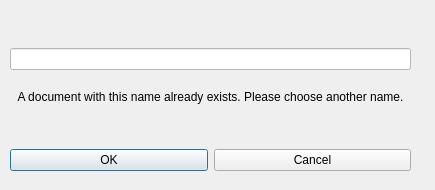
Old version of the form client/ChooseName.ui in the repository anphetamina/CoText.
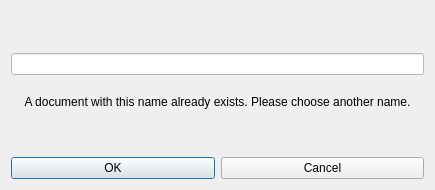
New version of the form.

What changed in the file:
```diff
--- a/client/ChooseName.ui
+++ b/client/ChooseName.ui
@@ -34,15 +34,8 @@
   <property name="styleSheet">
    <string notr="true">QLineEdit{ background-color: white;} </string>
   </property>
-  <widget class="QWidget" name="verticalLayoutWidget">
-   <property name="geometry">
-    <rect>
-     <x>10</x>
-     <y>10</y>
-     <width>401</width>
-     <height>161</height>
-    </rect>
-   </property>
+  <layout class="QGridLayout" name="gridLayout">
+   <item row="0" column="0">
    <layout class="QVBoxLayout" name="verticalLayout">
     <item>
      <spacer name="verticalSpacer">
@@ -109,7 +102,8 @@
      </layout>
     </item>
    </layout>
-  </widget>
+   </item>
+  </layout>
  </widget>
  <resources/>
  <connections/>
```
Lines whose indentation alone changed are shown as unchanged.
